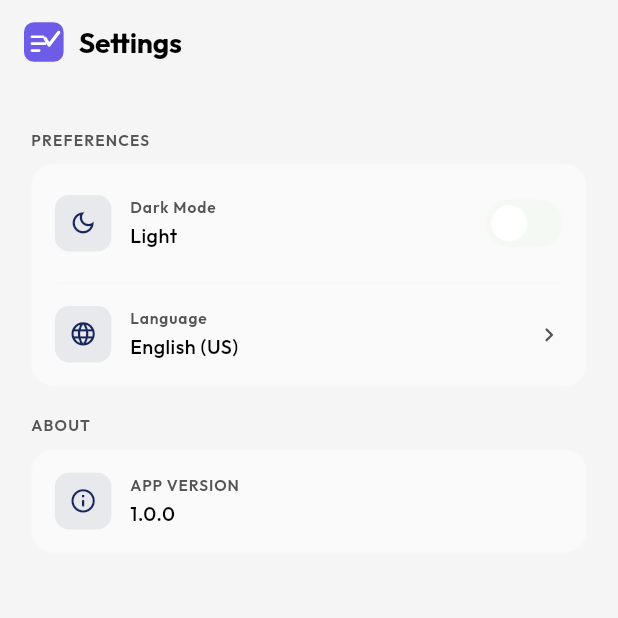
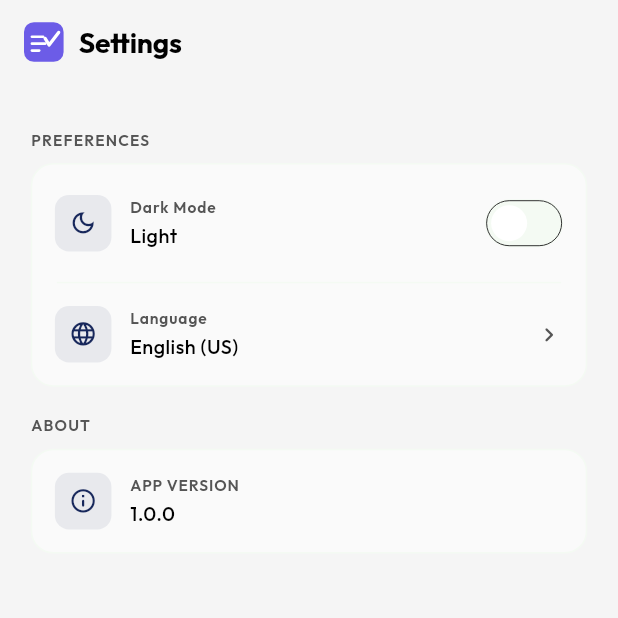
Before and after one commit to mohamedredaelsheikh/electro-pi-task-manager, a Flutter app: the SettingsPage screen opened by its route, on a phone screen of 412 x 824 dp, the top half of it. Run offline on Flutter 3.47's test engine with Material 3 defaults, Android fonts, the phone set to English and light mode, and no system bars; drawn by our look-alikes of toastification; our stand-ins replace connectivity_plus, dio, equatable, flutter_bloc, flutter_screenutil, get_it and 4 more; accounts and stored records are empty.

Commit message:
feat: Enhance localization support with additional task-related strings and UI updates

```diff
--- a/lib/core/language/app_localizations.dart
+++ b/lib/core/language/app_localizations.dart
@@ -504,6 +504,33 @@ abstract class S {
   /// In en, this message translates to:
   /// **'Oops!'**
   String get oops;
+
+  String get addTask;
+  String get newTask;
+  String get noTasksYet;
+  String get noTasksSubtitle;
+  String get todayLabel;
+  String get progressLabel;
+
+  String get taskName;
+  String get enterTaskTitle;
+  String get titleRequired;
+  String get priority;
+  String get deadline;
+  String get cancel;
+  String get selectDate;
+  String get today;
+  String get selectTime;
+  String get highPriority;
+  String get mediumPriority;
+  String get lowPriority;
+
+  String get priorityHigh;
+  String get priorityMedium;
+  String get priorityLow;
+  String get statusPending;
+  String get statusInProgress;
+  String get statusDone;
 }
 
 class _SDelegate extends LocalizationsDelegate<S> {
--- a/lib/core/widgets/error_view.dart
+++ b/lib/core/widgets/error_view.dart
@@ -1,5 +1,7 @@
 import 'package:flutter/material.dart';
 import 'package:flutter_screenutil/flutter_screenutil.dart';
+
+import '../extensions/localization.dart';
 
 class ErrorView extends StatelessWidget {
   final String message;
@@ -28,7 +30,7 @@ class ErrorView extends StatelessWidget {
               FilledButton.icon(
                 onPressed: onRetry,
                 icon: const Icon(Icons.refresh),
-                label: const Text('Retry'),
+                label: Text(context.getLang.retry),
               ),
             ],
           ],
--- a/lib/core/widgets/main_shell.dart
+++ b/lib/core/widgets/main_shell.dart
@@ -1,5 +1,7 @@
 import 'package:flutter/material.dart';
 import 'package:go_router/go_router.dart';
+
+import '../extensions/localization.dart';
 
 class MainShell extends StatelessWidget {
   final StatefulNavigationShell navigationShell;
@@ -26,17 +28,17 @@ class MainShell extends StatelessWidget {
           NavigationDestination(
             icon: Icon(Icons.folder_outlined, color: colorScheme.outline),
             selectedIcon: Icon(Icons.folder_rounded, color: colorScheme.primary),
-            label: 'Projects',
+            label: context.getLang.projects,
           ),
           NavigationDestination(
             icon: Icon(Icons.person_outline_rounded, color: colorScheme.outline),
             selectedIcon: Icon(Icons.person_rounded, color: colorScheme.primary),
-            label: 'Profile',
+            label: context.getLang.profile,
           ),
           NavigationDestination(
             icon: Icon(Icons.settings_outlined, color: colorScheme.outline),
             selectedIcon: Icon(Icons.settings_rounded, color: colorScheme.primary),
-            label: 'Settings',
+            label: context.getLang.settings,
           ),
         ],
       ),
--- a/lib/features/Localization/presentation/widgets/language_sheet.dart
+++ b/lib/features/Localization/presentation/widgets/language_sheet.dart
@@ -20,7 +20,10 @@ class LanguageSheet extends StatelessWidget {
         final langCubit = context.read<LangCubit>();
         final languages = langCubit.getSupportedLanguages();
 
-        return SingleChildScrollView(
+        final isDark = Theme.of(context).brightness == Brightness.dark;
+        return ColoredBox(
+          color: isDark ? context.primary : Colors.white,
+          child: SingleChildScrollView(
             child: Padding(
               padding: EdgeInsets.symmetric(horizontal: 24.w, vertical: 28.h),
               child: Column(
@@ -47,6 +50,7 @@ class LanguageSheet extends StatelessWidget {
                     ),
                   ),
                 ],
+              ),
             ),
           ),
         );
--- a/lib/features/settings/presentation/pages/settings_page.dart
+++ b/lib/features/settings/presentation/pages/settings_page.dart
@@ -54,7 +54,11 @@ class SettingsPage extends StatelessWidget {
                         ? colorScheme.primary
                         : colorScheme.outlineVariant,
                   ),
-                  trackOutlineColor: WidgetStateProperty.all(Colors.transparent),
+                  trackOutlineColor: WidgetStateProperty.resolveWith(
+                    (states) => states.contains(WidgetState.selected)
+                        ? colorScheme.primary
+                        : colorScheme.outline,
+                  ),
                 ),
               ),
               Divider(
```
Also changed, not shown: lib/core/language/app_localizations_ar.dart (+72 -0 lines), lib/core/language/app_localizations_en.dart (+72 -0 lines), lib/core/language/intl_ar.arb (+28 -1 lines), lib/core/language/intl_en.arb (+28 -1 lines), lib/features/projects/presentation/widgets/project_card.dart (+5 -3 lines), lib/features/tasks/presentation/pages/project_details_page.dart (+9 -8 lines), lib/features/tasks/presentation/widgets/add_task_bottom_sheet.dart (+29 -26 lines), lib/features/tasks/presentation/widgets/task_card.dart (+9 -6 lines). Lines whose indentation alone changed are shown as unchanged.
